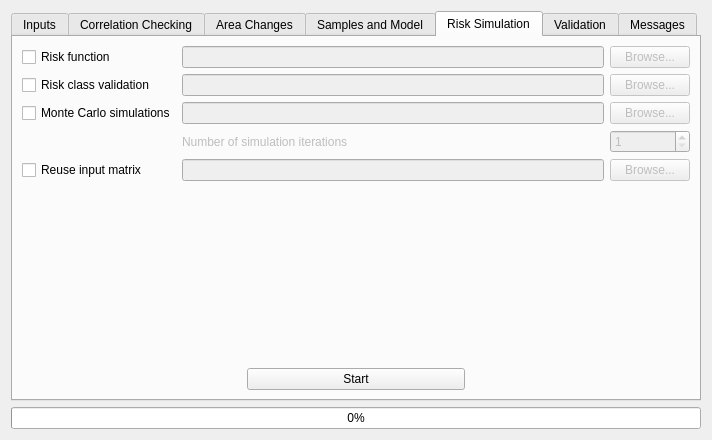
This is ui/moluscedialogbase.ui in nextgis/qgis_molusce as Qt 5 draws it before an edit. The edited form follows.
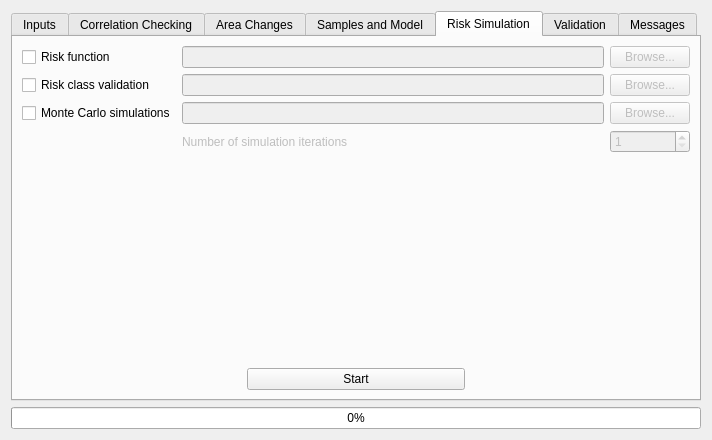
This is the edited form. The open tabs and pages were chosen to show the change. Custom widgets are drawn as their Qt base class.

Commit message: Del 'reuse input matrix' checkbox

```diff
--- a/ui/moluscedialogbase.ui
+++ b/ui/moluscedialogbase.ui
@@ -457,30 +457,6 @@
            </property>
           </widget>
          </item>
-         <item row="4" column="0">
-          <widget class="QCheckBox" name="chkReuseMatrix">
-           <property name="text">
-            <string>Reuse input matrix</string>
-           </property>
-          </widget>
-         </item>
-         <item row="4" column="1">
-          <widget class="QLineEdit" name="leMatrixPath">
-           <property name="enabled">
-            <bool>false</bool>
-           </property>
-          </widget>
-         </item>
-         <item row="4" column="2">
-          <widget class="QPushButton" name="btnSelectMatrix">
-           <property name="enabled">
-            <bool>false</bool>
-           </property>
-           <property name="text">
-            <string>Browse...</string>
-           </property>
-          </widget>
-         </item>
          <item row="3" column="1">
           <widget class="QLabel" name="lblIterations">
            <property name="enabled">
```
Left out of the diff: 2 changed lines with no effect on the pictures. The commit also changes 1 other file.
